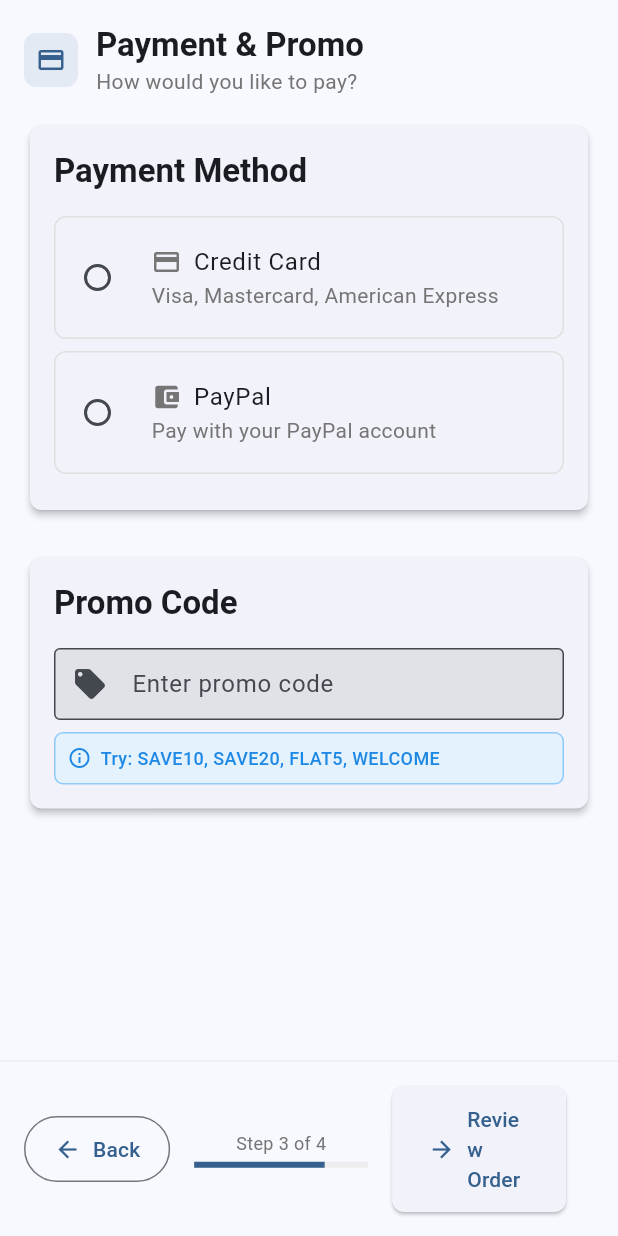
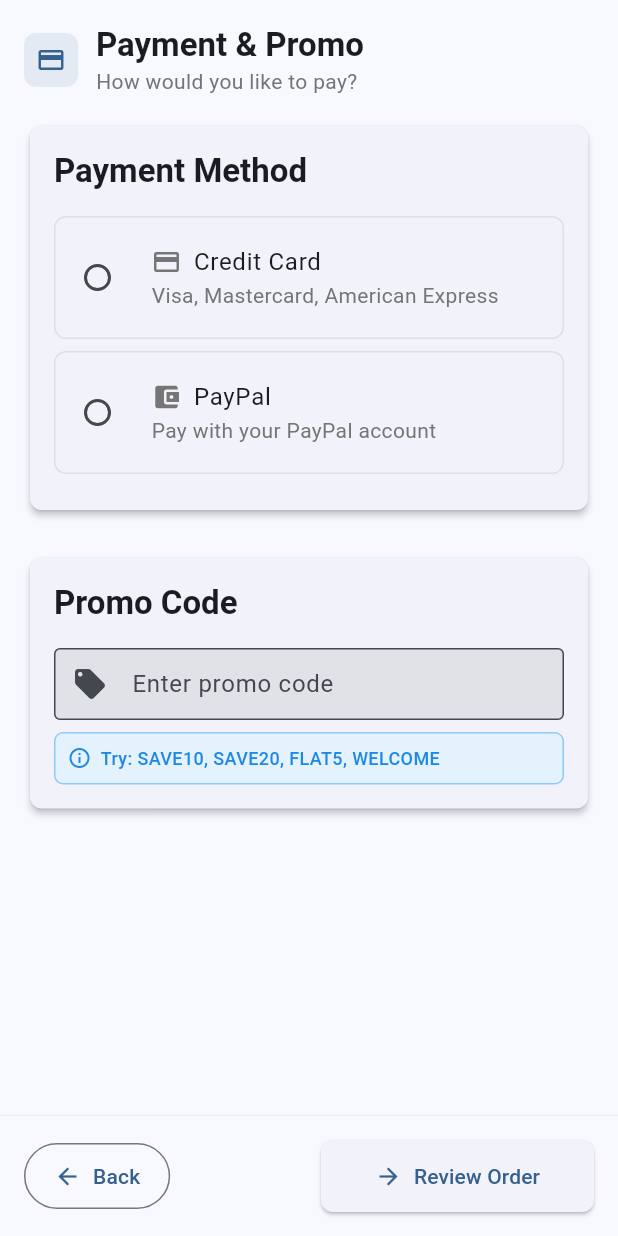
Before and after one commit to pratik-incubyte/ecommerce, a Flutter app: the PaymentStep widget shown alone on an empty page, opened directly with empty values, on a phone screen of 412 x 824 dp. Run offline on Flutter 3.47's test engine with Material 3 defaults, Android fonts, the phone set to English and light mode, and no system bars; our stand-ins replace cloud_firestore, connectivity_plus, dartz, dio, drift, equatable and 8 more; missing offline and left inert: sqlite3; accounts and stored records are empty; generated files the repository leaves out were written again; network calls fail.

Commit message:
able to place order

```diff
--- a/lib/src/features/checkout/presentation/widgets/steps/payment_step.dart
+++ b/lib/src/features/checkout/presentation/widgets/steps/payment_step.dart
@@ -104,6 +104,7 @@ class PaymentStep extends StatelessWidget {
             border: Border(top: BorderSide(color: Colors.grey.shade200)),
           ),
           child: Row(
+            mainAxisAlignment: MainAxisAlignment.spaceBetween,
             children: [
               // Back button
               Flexible(
@@ -117,31 +118,6 @@ class PaymentStep extends StatelessWidget {
                       vertical: 12,
                     ),
                   ),
-                ),
-              ),
-              const SizedBox(width: AppConstants.defaultPadding),
-              // Progress indicator
-              Expanded(
-                child: Column(
-                  crossAxisAlignment: CrossAxisAlignment.center,
-                  mainAxisSize: MainAxisSize.min,
-                  children: [
-                    Text(
-                      'Step 3 of 4',
-                      style: TextStyle(
-                        fontSize: 12,
-                        color: Colors.grey.shade600,
-                      ),
-                    ),
-                    const SizedBox(height: 4),
-                    LinearProgressIndicator(
-                      value: 0.75,
-                      backgroundColor: Colors.grey.shade200,
-                      valueColor: AlwaysStoppedAnimation<Color>(
-                        Theme.of(context).primaryColor,
-                      ),
-                    ),
-                  ],
                 ),
               ),
               const SizedBox(width: AppConstants.defaultPadding),
```
Also changed, not shown: lib/src/features/checkout/presentation/widgets/steps/address_step.dart (+0 -25 lines), lib/src/features/checkout/presentation/widgets/steps/shipping_step.dart (+2 -26 lines), lib/src/features/products/presentation/pages/product_details_page.dart (+20 -3 lines).
